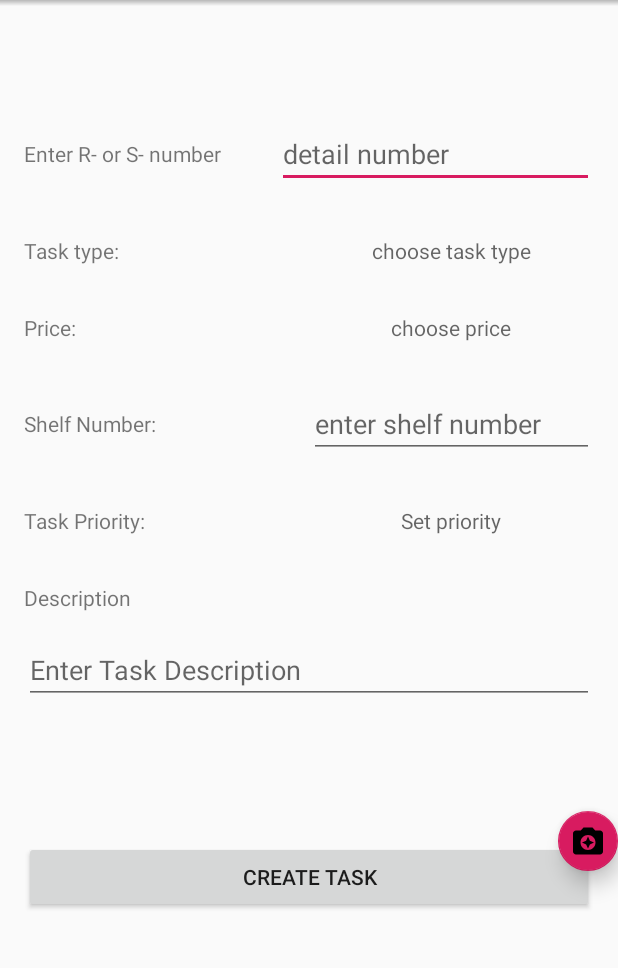
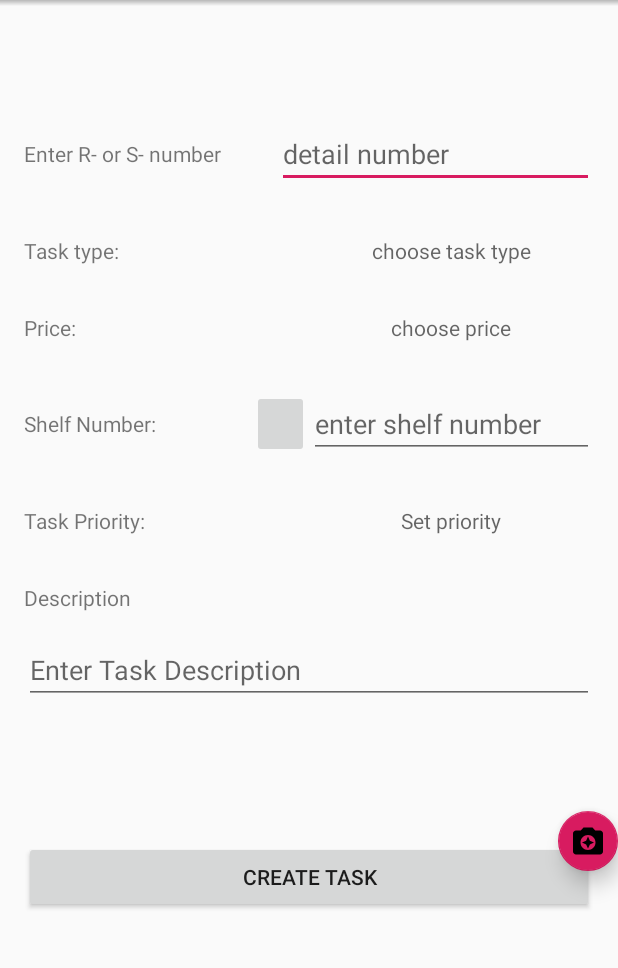
Before and after one commit to beardykun/InJapanApp-master, an Android app: the CreateTaskActivity screen opened directly, with no data from a screen before it, on a phone screen of 412 x 824 dp, the part 84-1052 px from its top. Run offline under Robolectric (Android 15) with nearby library versions, the phone set to English and light mode, and no system bars; our stand-ins replace Room's generated code.

Commit message:
some fix

```diff
--- a/app/src/main/res/layout/activity_create_task.xml
+++ b/app/src/main/res/layout/activity_create_task.xml
@@ -101,7 +101,13 @@
                         android:layout_width="0dp"
                         android:text="@string/shelf_number"
                         android:gravity="center_vertical"
-                        android:layout_weight="1"
+                        android:layout_weight="0.8"
+                        android:layout_height="match_parent"/>
+
+                <ImageButton
+                        android:id="@+id/createTaskShelfIB"
+                        android:layout_weight="0.2"
+                        android:layout_width="0dp"
                         android:layout_height="match_parent"/>
 
                 <EditText
--- a/build.gradle
+++ b/build.gradle
@@ -8,7 +8,7 @@ buildscript {
         jcenter()
     }
     dependencies {
-        classpath 'com.android.tools.build:gradle:3.3.1'
+        classpath 'com.android.tools.build:gradle:3.3.2'
         classpath "org.jetbrains.kotlin:kotlin-gradle-plugin:$kotlin_version"
 
         // NOTE: Do not place your application dependencies here; they belong
```
